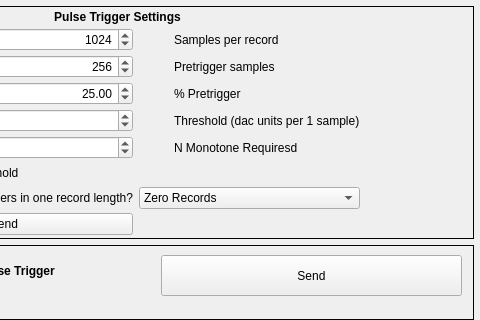
The window that dastardcommander/ui/trigger_config_simple.ui (usnistgov/dastardcommander) describes before a commit, drawn with Qt 5; both pictures show x 135 to 615 and y 0 to 320 of the 615 by 515 pixel window.
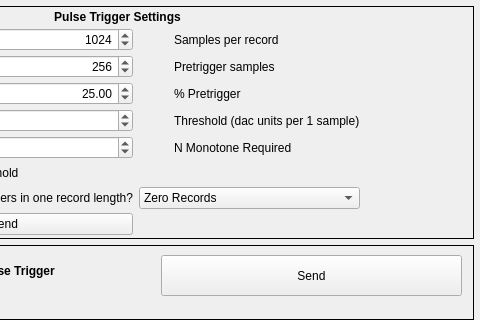
The same window after the commit.

Commit message:
Store parallel streaming state as a persistent setting
Fixes #92. Also corrects the GUI spelling mentioned in #94.

```diff
--- a/dastardcommander/ui/trigger_config_simple.ui
+++ b/dastardcommander/ui/trigger_config_simple.ui
@@ -194,7 +194,7 @@
         <item row="5" column="2">
          <widget class="QLabel" name="label_3">
           <property name="text">
-           <string>N Monotone Requiresd</string>
+           <string>N Monotone Required</string>
           </property>
          </widget>
         </item>
```
The commit also changes 1 other file.
